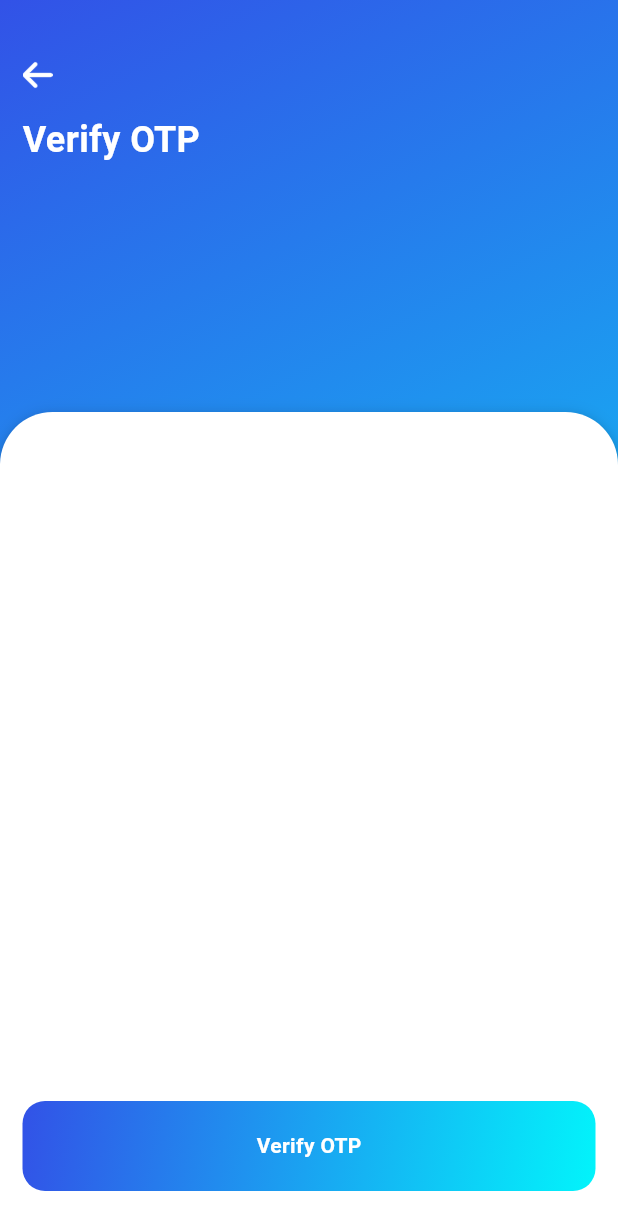
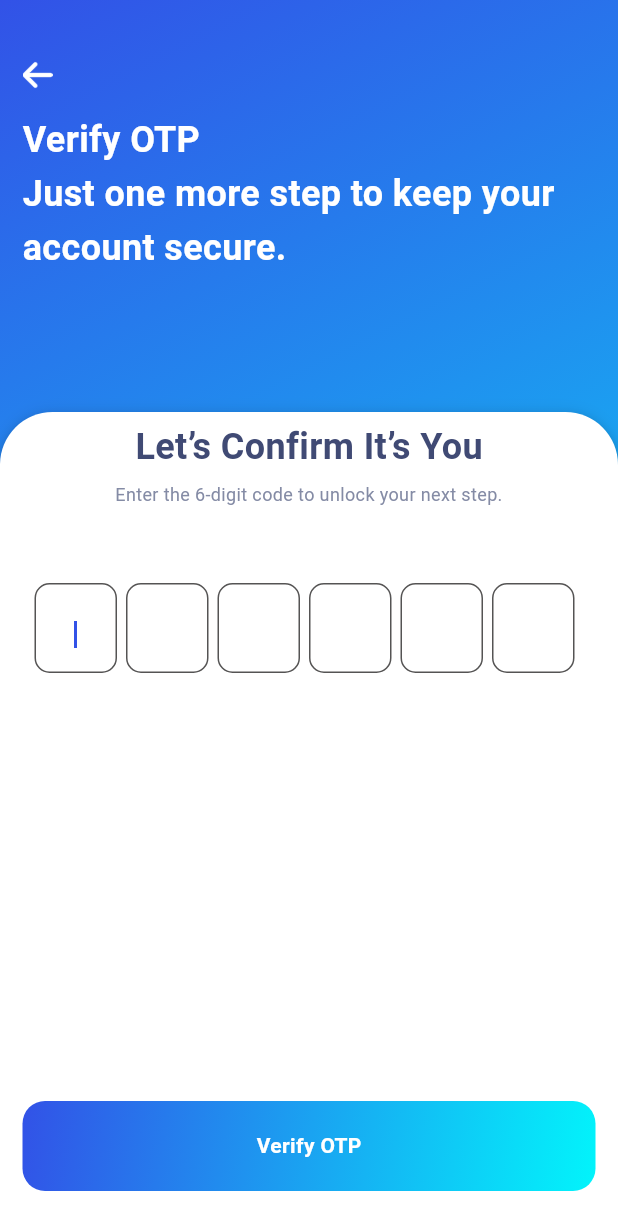
Before and after one commit to Abhish4k/Flutter-Firebase-Agora, a Flutter app: the screen it shows after launch, after a tap on "Forgot Password ?", after a tap on "Confirm", on a phone screen of 412 x 824 dp. Shown: the top 1230 px of the screen. Run offline on Flutter 3.47's test engine with Material 3 defaults, Android fonts, the phone set to English and light mode, and no system bars; our stand-ins replace dio, firebase_auth, firebase_core, flutter_svg, fluttertoast, get; accounts and stored records are empty.

Commit message:
Auth Screen Design Ready

```diff
--- /dev/null
+++ b/lib/app_controller/dashboard_controller.dart
@@ -0,0 +1,232 @@
+import 'package:flutter/cupertino.dart';
+import 'package:flutter_agora_video_call/app_models/otp_model.dart/otp_model.dart';
+import 'package:get/get.dart';
+import '../utils/app_text_controller.dart';
+
+class DashboardController extends GetxController {
+  FocusNode? oneFocus, twoFocus, threeFocus, fourFocus, fiveFocus, sixFocus;
+  List<OtpModel> otpControllerList = <OtpModel>[];
+  List<FocusNode> otpFocusList = <FocusNode>[];
+  // RxInt screenIndex = HOME_INDEX.obs;
+  RxList<Widget> screenList = <Widget>[].obs;
+  // RxList<BottomNavigationModel> homeList = <BottomNavigationModel>[].obs;
+
+  @override
+  void onInit() {
+    onAppInit();
+    super.onInit();
+  }
+
+  void onAppInit() {
+    initFocusNode();
+    getOtpFocusNode();
+    getOtpList();
+
+    // fetchScreenList();
+
+    // onTap(
+    //   index: HOME_INDEX,
+    // );
+  }
+
+  void initFocusNode() {
+    oneFocus = FocusNode();
+    twoFocus = FocusNode();
+    threeFocus = FocusNode();
+    fourFocus = FocusNode();
+    fiveFocus = FocusNode();
+    sixFocus = FocusNode();
+  }
+
+  ///--- load focus node in list [otpFocusList] ---///
+  List<FocusNode> getOtpFocusNode() {
+    otpFocusList = [
+      oneFocus!,
+      twoFocus!,
+      threeFocus!,
+      fourFocus!,
+      fiveFocus!,
+      sixFocus!,
+    ];
+    return otpFocusList;
+  }
+
+  ///--- load otp files with focus and un-focus node ---///
+  List<OtpModel> getOtpList() {
+    otpControllerList = [
+      OtpModel(
+        textEditingController: oneController,
+        autoFocus: true,
+        focusNode: oneFocus!,
+      ),
+      OtpModel(
+        textEditingController: twoController,
+        autoFocus: false,
+        focusNode: twoFocus!,
+      ),
+      OtpModel(
+        textEditingController: threeController,
+        autoFocus: false,
+        focusNode: threeFocus!,
+      ),
+      OtpModel(
+        textEditingController: fourController,
+        autoFocus: false,
+        focusNode: fourFocus!,
+      ),
+      OtpModel(
+        textEditingController: fiveController,
+        autoFocus: false,
+        focusNode: fiveFocus!,
+      ),
+      OtpModel(
+        textEditingController: sixController,
+        autoFocus: false,
+        focusNode: sixFocus!,
+      ),
+    ];
+
+    return otpControllerList;
+  }
+
+  // RxList<Widget> fetchScreenList() {
+  //   screenList.value = [
+  //     // const HomeScreen(),
+  //     // const ReportScreen(),
+  //     // const NotificationScreen(),
+  //     // const ProfileScreen(),
+  //   ];
+
+  //   return screenList;
+  // }
+
+  // void onTap({
+  //   required int index,
+  // }) {
+  //   screenIndex.value = index;
+  //   loadScreenData(
+  //     index: index,
+  //   );
+  // }
+
+  // void loadScreenData({
+  //   required int index,
+  // }) {
+  //   switch (index) {
+  //     case HOME_INDEX:
+  //       getHomeData();
+  //       break;
+
+  //     case REPORT_INDEX:
+  //       fetchReportData();
+  //       break;
+
+  //     case NOTIFICATION_INDEX:
+  //       fetchNotificationData();
+  //       break;
+
+  //     case PROFILE_INDEX:
+  //       getProfileData();
+  //       break;
+  //   }
+  // }
+
+  // void getHomeData() async {
+  //   fetchHomeList();
+  //   DashboardMixin.setHomeData = AppStrings.parkLocator;
+  //   if (AppStorageHelper.getUserName.isNotEmpty) {
+  //     DashboardMixin.setUserName = AppStorageHelper.getUserName;
+  //   }
+  //   await ParkMixin.callGetAllParkApi(
+  //     filter: "",
+  //   );
+  // }
+
+  // void fetchNotificationData() async {
+  //   await NotificationMixin.callNotificationApi();
+  // }
+
+  // void getProfileData() async {
+  //   if (AppStorageHelper.getUserId.isNotEmpty) {
+  //     await AuthMixin.callProfileInfoApi(
+  //       userId: AppStorageHelper.getUserId,
+  //     );
+  //   }
+  // }
+
+  // List<BottomNavigationModel> fetchBottomNavigationBar() {
+  //   List<BottomNavigationModel> bottomList = [];
+  //   // BuildContext context;
+  //   bottomList = [
+  //     BottomNavigationModel(
+  //       selectedImage: AppImages.homeSelectedIcon,
+  //       unselectedImage: AppImages.homeUnselectedIcon,
+  //       onTab: () => AppClickListener.onTabHome(),
+  //       isSvg: true,
+  //       title: AppStrings.home,
+  //     ),
+  //     BottomNavigationModel(
+  //       selectedImage: AppImages.reportSelectedIcon,
+  //       unselectedImage: AppImages.reportUnselectedIcon,
+  //       onTab: () => AppClickListener.onTabReport(),
+  //       isSvg: true,
+  //       title: AppStrings.report,
+  //     ),
+  //     BottomNavigationModel(
+  //       selectedImage: AppImages.notificationSelectedIcon,
+  //       unselectedImage: AppImages.notificationUnselectedIcon,
+  //       onTab: () => AppClickListener.onTabNotification(),
+  //       isSvg: true,
+  //       title: AppStrings.notifications,
+  //     ),
+  //     BottomNavigationModel(
+  //       selectedImage: AppImages.demiUserImg,
+  //       unselectedImage: AppStorageHelper.getUserImage,
+  //       onTab: () => AppClickListener.onTabProfile(),
+  //       isSvg: false,
+  //       title: AppStrings.profile,
+  //     ),
+  //   ];
+  //   return bottomList;
+  // }
+
+  // RxList<BottomNavigationModel> fetchHomeList() {
+  //   homeList.value = [
+  //     BottomNavigationModel(
+  //       selectedImage: AppImages.locationIcon,
+  //       unselectedImage: AppImages.locationIcon,
+  //       onTab: () => AppClickListener.onTabParkButton(),
+  //       isSvg: true,
+  //       title: AppStrings.parkLocator,
+  //     ),
+  //     BottomNavigationModel(
+  //       selectedImage: AppImages.workoutIcon,
+  //       unselectedImage: AppImages.workoutIcon,
+  //       onTab: () {},
+  //       isSvg: true,
+  //       title: AppStrings.workout,
+  //     ),
+  //   ];
+
+  //   return homeList;
+  // }
+
+  void disposeFocusNode() {
+    oneFocus!.dispose();
+    twoFocus!.dispose();
+    threeFocus!.dispose();
+    fourFocus!.dispose();
+    fiveFocus!.dispose();
+    sixFocus!.dispose();
+  }
+
+  void onAppDispose() {
+    disposeFocusNode();
+  }
+
+  @override
+  void dispose() {
+    onAppDispose();
+    super.dispose();
+  }
+}
--- a/lib/app_views/auth_screen/auth_screen.dart
+++ b/lib/app_views/auth_screen/auth_screen.dart
@@ -150,15 +150,15 @@ class AuthScreen extends StatelessWidget {
   String authDescText({required AuthEnum authEnum}) {
     switch (authEnum) {
       case AuthEnum.signUp:
-        return AppStrings.signUpDesc;
+        return AppStrings.signUpMainDesc;
       case AuthEnum.signIn:
-        return AppStrings.signInDesc;
+        return AppStrings.signInMainDesc;
       case AuthEnum.forgetPassword:
-        return AppStrings.forgotPassDesc;
+        return AppStrings.forgotPassMainDesc;
       case AuthEnum.verifyOtp:
-        return AppStrings.verifyOtp;
+        return AppStrings.verifyOtpMainDesc;
       case AuthEnum.resetPassword:
-        return AppStrings.resetPassword;
+        return AppStrings.resetPasswordMainDesc;
     }
   }
 
--- a/lib/app_views/auth_screen/auth_sub_screens/forget_password_screen.dart
+++ b/lib/app_views/auth_screen/auth_sub_screens/forget_password_screen.dart
@@ -24,14 +24,14 @@ class ForgetPasswordScreen extends StatelessWidget {
             mainAxisSize: MainAxisSize.max,
             children: [
               textWidget(
-                text: AppStrings.letsHelpYouRegainAccess,
+                text: AppStrings.forgotPasswordAlternateHeading,
                 fontSize: AppConstSize.size24,
                 fontWeight: FontWeight.bold,
                 colour: AppColor.dotColor,
               ),
               SizedBox(height: AppConstSize.size5),
               textWidget(
-                text: AppStrings.enterYourEmailAndPasswordDesc,
+                text: AppStrings.forgotPasswordAlternateDesc,
                 fontSize: AppConstSize.size12,
                 fontWeight: FontWeight.w400,
                 alignment: TextAlign.center,
--- a/lib/app_views/auth_screen/auth_sub_screens/sign_in_screen.dart
+++ b/lib/app_views/auth_screen/auth_sub_screens/sign_in_screen.dart
@@ -32,13 +32,13 @@ class SigninScreen extends StatelessWidget {
             mainAxisSize: MainAxisSize.max,
             children: [
               textWidget(
-                text: AppStrings.welcomeBack,
+                text: AppStrings.signInAlternateHeading,
                 fontSize: AppConstSize.size24,
                 fontWeight: FontWeight.bold,
                 colour: AppColor.dotColor,
               ),
               textWidget(
-                text: AppStrings.enterYourDetailsBelow,
+                text: AppStrings.signInAlternateDesc,
                 fontSize: AppConstSize.size12,
                 fontWeight: FontWeight.w400,
                 colour: AppColor.textColor,
--- a/lib/app_views/auth_screen/auth_sub_screens/sign_up_screen.dart
+++ b/lib/app_views/auth_screen/auth_sub_screens/sign_up_screen.dart
@@ -28,13 +28,13 @@ class SignUpScreen extends StatelessWidget {
             mainAxisSize: MainAxisSize.max,
             children: [
               textWidget(
-                text: AppStrings.getStarted,
+                text: AppStrings.signUpAlternateHeading,
                 fontSize: AppConstSize.size24,
                 fontWeight: FontWeight.bold,
                 colour: AppColor.dotColor,
               ),
               textWidget(
-                text: AppStrings.registerWithVcConnekt,
+                text: AppStrings.signUpAlternateDesc,
                 fontSize: AppConstSize.size12,
                 fontWeight: FontWeight.w400,
                 colour: AppColor.textColor,
--- a/lib/app_views/auth_screen/auth_sub_screens/verify_otp_screen.dart
+++ b/lib/app_views/auth_screen/auth_sub_screens/verify_otp_screen.dart
@@ -1,4 +1,13 @@
 import 'package:flutter/material.dart';
+import 'package:flutter_agora_video_call/app_widget/otp_input_widget/otp_input_widget.dart';
+import 'package:flutter_agora_video_call/app_widget/text_widget/text_widget.dart';
+import 'package:flutter_agora_video_call/helper/data_helper.dart';
+import 'package:flutter_agora_video_call/main.dart';
+import 'package:flutter_agora_video_call/utils/app_color.dart';
+import 'package:flutter_agora_video_call/utils/app_const_size.dart';
+import 'package:flutter_agora_video_call/utils/app_strings.dart';
+import 'package:flutter_agora_video_call/utils/app_text_sizes.dart';
+import 'package:get/state_manager.dart';
 
 class VerifyOtpScreen extends StatelessWidget {
   const VerifyOtpScreen({super.key});
@@ -7,9 +16,78 @@ class VerifyOtpScreen extends StatelessWidget {
   Widget build(BuildContext context) {
     return Column(
       mainAxisAlignment: MainAxisAlignment.start,
-      crossAxisAlignment: CrossAxisAlignment.start,
-      mainAxisSize: MainAxisSize.min,
-      children: [],
+      crossAxisAlignment: CrossAxisAlignment.center,
+      mainAxisSize: MainAxisSize.max,
+      children: [
+        SizedBox(height: AppConstSize.size5),
+        textWidget(
+          text: AppStrings.verifyOtpAlternateHeading,
+          fontSize: AppConstSize.size24,
+          fontWeight: FontWeight.bold,
+          colour: AppColor.dotColor,
+        ),
+        SizedBox(height: AppConstSize.size5),
+        textWidget(
+          text: AppStrings.verifyOtpAlternateDesc,
+          fontSize: AppConstSize.size12,
+          fontWeight: FontWeight.w400,
+          alignment: TextAlign.center,
+          colour: AppColor.textColor,
+        ),
+        SizedBox(height: AppConstSize.size50),
+        _getOtpFields(context: context),
+      ],
     );
   }
+
+  // Function that will make all the numbers of Otp fiels as a string like 1 2 3 4 5 6 to 123456
+  String _getOtpController() {
+    String otp = "";
+
+    for (int i = 0; i < dashboardController.getOtpList().length; i++) {
+      otp += dashboardController
+          .getOtpList()[i]
+          .textEditingController
+          .text
+          .toString()
+          .trim();
+    }
+
+    DataHelper.logValue('otpFields', otp);
+    return otp;
+  }
+
+  // OTP Fields View
+  _getOtpFields({required BuildContext context}) => Container(
+    width: appWidth(context: context),
+    height: AppConstSize.size60,
+    alignment: Alignment.center,
+    child: ListView.builder(
+      padding: EdgeInsets.zero,
+      physics: const NeverScrollableScrollPhysics(),
+      shrinkWrap: true,
+      itemCount: dashboardController.getOtpList().length,
+      scrollDirection: Axis.horizontal,
+      itemBuilder: (context, index) {
+        return Container(
+          padding: EdgeInsets.only(
+            right: index < dashboardController.getOtpList().length
+                ? AppConstSize.size6
+                : 0.0,
+          ),
+          child: OtpInput(
+            otpLength: dashboardController.otpFocusList.length,
+            width: AppConstSize.size55,
+            height: AppConstSize.size60,
+            controller: dashboardController
+                .otpControllerList[index]
+                .textEditingController,
+            autoFocus: dashboardController.otpControllerList[index].autoFocus,
+            focusNode: dashboardController.otpFocusList,
+            index: index.obs,
+          ),
+        );
+      },
+    ),
+  );
 }
--- /dev/null
+++ b/lib/app_widget/otp_input_widget/otp_input_widget.dart
@@ -0,0 +1,85 @@
+import 'package:flutter/material.dart';
+import 'package:flutter/services.dart';
+import 'package:flutter_agora_video_call/utils/app_const_size.dart';
+import 'package:flutter_agora_video_call/utils/app_text_style.dart';
+import 'package:get/get.dart';
+import '../../helper/data_helper.dart';
+import '../../utils/app_color.dart';
+import '../../utils/app_text_sizes.dart';
+
+class OtpInput extends StatelessWidget {
+  final TextEditingController controller;
+  final bool autoFocus;
+  final RxInt index;
+  double height, width;
+  List<FocusNode> focusNode;
+  int otpLength;
+
+  OtpInput({
+    required this.controller,
+    required this.autoFocus,
+    required this.index,
+    this.height = AppConstSize.size60,
+    required this.focusNode,
+    this.width = AppConstSize.size60,
+    required this.otpLength,
+    super.key,
+  });
+
+  @override
+  Widget build(BuildContext context) {
+    return Container(
+      height: height,
+      width: width,
+      decoration: BoxDecoration(
+        borderRadius: BorderRadius.circular(AppConstSize.size10),
+        border: Border.all(color: AppColor.grey, width: AppConstSize.size1),
+      ),
+      alignment: Alignment.center,
+      child: TextField(
+        autofocus: autoFocus,
+        textAlign: TextAlign.center,
+        keyboardType: TextInputType.number,
+        textInputAction: TextInputAction.next,
+        controller: controller,
+        maxLength: 1,
+        focusNode: focusNode[index.value],
+        cursorColor: AppColor.themeColor,
+        inputFormatters: [FilteringTextInputFormatter.allow(RegExp("[0-9]"))],
+        style: appTextStyle(
+          colour: AppColor.grey,
+          height: 1.5,
+          fontSize: AppTextSize.smallTextSize(context: context),
+        ),
+        decoration: InputDecoration(
+          border: InputBorder.none,
+          counterText: '',
+          hintStyle: appTextStyle(
+            colour: AppColor.grey,
+            fontSize: AppTextSize.smallTextSize(context: context),
+          ),
+          contentPadding: const EdgeInsets.only(top: AppConstSize.size8),
+        ),
+        canRequestFocus: true,
+        onChanged: (value) {
+          DataHelper.logValue("otpLength", value.length);
+          if (index < otpLength) {
+            if (value.isEmpty) {
+              if ((index.value) > 0) {
+                focusNode[index.value - 1].requestFocus();
+              } else {
+                FocusScope.of(context).unfocus();
+              }
+            } else {
+              if ((index.value) == (otpLength - 1)) {
+                FocusScope.of(context).unfocus();
+              } else {
+                focusNode[index.value + 1].requestFocus();
+              }
+            }
+          }
+        },
+      ),
+    );
+  }
+}
--- a/lib/main.dart
+++ b/lib/main.dart
@@ -2,8 +2,11 @@ import 'package:firebase_core/firebase_core.dart';
 import 'package:flutter/material.dart';
 import 'package:flutter_agora_video_call/app_Routes/app_routes.dart';
 import 'package:flutter_agora_video_call/app_Routes/routes.dart';
+import 'package:flutter_agora_video_call/app_controller/dashboard_controller.dart';
+import 'package:flutter_agora_video_call/utils/app_binding.dart';
 import 'package:get/get.dart';
 
+final dashboardController = Get.put(DashboardController(), permanent: true);
 void main() async {
   WidgetsFlutterBinding.ensureInitialized();
   await Firebase.initializeApp();
@@ -18,6 +21,7 @@ class MyApp extends StatelessWidget {
     return GetMaterialApp(
       debugShowCheckedModeBanner: false,
       initialRoute: Routes.authScreen,
+      initialBinding: AppBinding(),
       getPages: AppRoutes.appRoutes(),
     );
   }
--- /dev/null
+++ b/lib/utils/app_binding.dart
@@ -0,0 +1,9 @@
+import 'package:flutter_agora_video_call/app_controller/dashboard_controller.dart';
+import 'package:get/get.dart';
+
+class AppBinding extends Bindings {
+  @override
+  void dependencies() {
+    Get.lazyPut<DashboardController>(() => DashboardController(), fenix: true);
+  }
+}
--- a/lib/utils/app_strings.dart
+++ b/lib/utils/app_strings.dart
@@ -19,30 +19,45 @@ class AppStrings {
   static const String forgotPassword = "Forgot Password ? ";
   static const String verifyOtp = "Verify OTP";
   static const String resetPassword = "Reset Password";
+  static const String enterNewPassword = "Enter New Password";
+  static const String confirmNewPassword = "Confirm New Password";
   static const String orLoginWith = "or Login with";
   static const String alreadyHaveAnAccount = "Already have an account?";
   static const String doNotHaveAnAccount = "Do not have an account?";
-  static const String welcomeBack = "Welcome Back";
-  static const String getStarted = "Get Started";
-  static const String letsHelpYouRegainAccess = "Let's help you regain access";
-
-  static const String enterYourEmailAndPasswordDesc =
-      "Enter your registered email or phone number, and we'll send you  One Time Password (OTP) to reset your password securely !";
   static const String google = "Google";
   static const String facebook = "Facebook";
   static const String noRecord = "No Record";
   static const String timeoutError = "Timeout Error";
   static const String checkInternetConnection = "Check Internet Connection";
-  static const String registerWithVcConnekt =
+
+  static const String signInMainDesc =
+      "Sign in to start connecting\nwith people—face to face";
+  static const String signInAlternateHeading = "Welcome Back";
+  static const String signInAlternateDesc =
+      "Enter your details below to continue";
+  static const String signUpMainDesc =
+      "Join the Vc-ConneKt community\nand see the people who matter";
+  static const String signUpAlternateHeading = "Get Started";
+  static const String signUpAlternateDesc =
       "Register with Vc-ConneKt to continue";
-  static const String enterYourDetailsBelow =
-      "Enter your details below to continue";
-  static const String signInDesc =
-      "Sign in to start connecting\nwith people—face to face";
-  static const String signUpDesc =
-      "Join the Vc-ConneKt community\nand see the people who matter";
-  static const String forgotPassDesc =
+  static const String forgotPassMainDesc =
       "Forgot your password ?\nNo worries—let’s get you back into Vc-ConneKT!";
+  static const String forgotPasswordAlternateHeading =
+      "Let's help you regain access";
+  static const String forgotPasswordAlternateDesc =
+      "Enter your registered email or phone number, and we'll send you  One Time Password (OTP) to reset your password securely !";
+
+  static const String verifyOtpMainDesc =
+      "Verify OTP\nJust one more step to keep your account secure.";
+  static const String verifyOtpAlternateHeading = "Let’s Confirm It’s You";
+  static const String verifyOtpAlternateDesc =
+      "Enter the 6-digit code to unlock your next step.";
+
+  static const String resetPasswordMainDesc =
+      "Reset Password\nLet’s help you set a new password and get back in.";
+  static const String resetPasswordAlternateHeading = "Set New Password";
+  static const String resetPasswordAlternateDesc =
+      "Keep your account secure with a strong password.";
   static const String pleaseEnterValidEmail = "Please Enter a Valid Email!";
   static const String pleaseEnterEmail = "Please Enter Email!";
   static const String enterEmailorPhoneNo = "Email or phone number";
--- a/lib/utils/app_text_controller.dart
+++ b/lib/utils/app_text_controller.dart
@@ -8,3 +8,9 @@ TextEditingController dobController = TextEditingController();
 TextEditingController confirmPasswordController = TextEditingController();
 TextEditingController phoneController = TextEditingController();
 TextEditingController countryController = TextEditingController();
+TextEditingController oneController = TextEditingController();
+TextEditingController twoController = TextEditingController();
+TextEditingController threeController = TextEditingController();
+TextEditingController fourController = TextEditingController();
+TextEditingController fiveController = TextEditingController();
+TextEditingController sixController = TextEditingController();
```
Also changed, not shown: lib/app_click_listeners/app_click_listeners.dart (+6 -2 lines), lib/app_models/otp_model.dart/otp_model.dart (added, +13 -0 lines), lib/app_views/auth_screen/auth_sub_screens/reset_password_screen.dart (+37 -3 lines).
